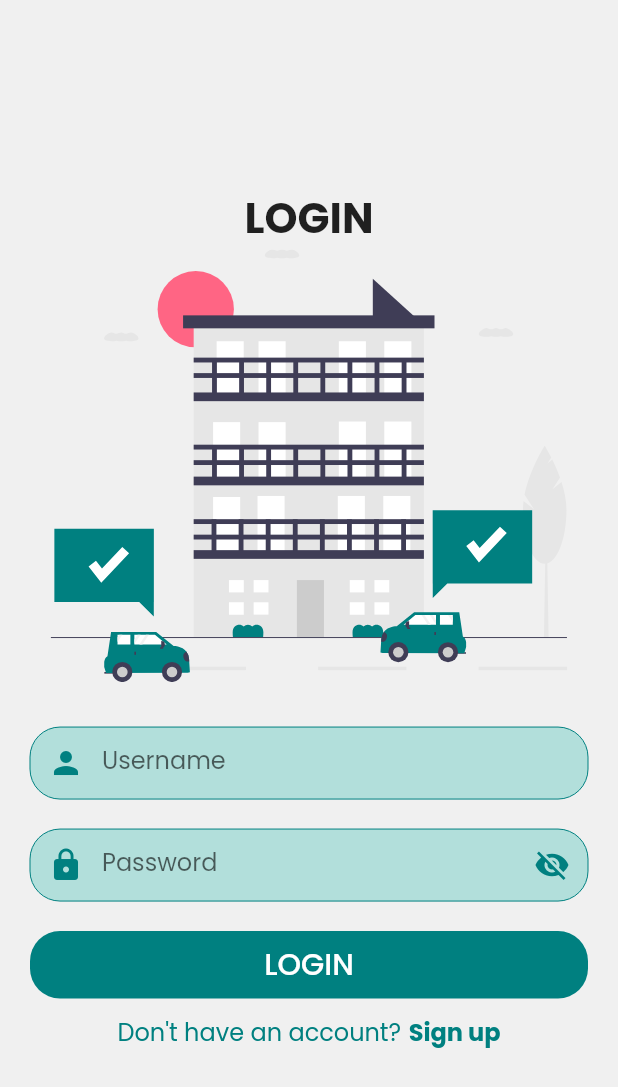
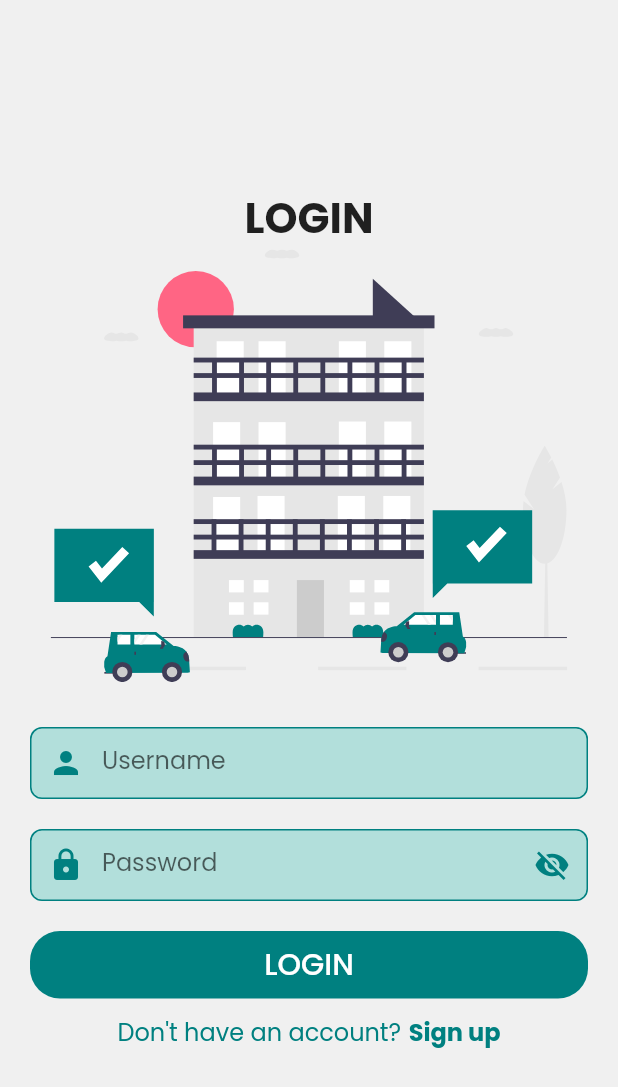
Before and after one commit to Harshana-Rathnayaka/Vehicle-Management-System-Flutter, a Flutter app: the screen it shows after launch, on a phone screen of 412 x 824 dp. Shown: the top 1087 px of the screen. Run offline on Flutter 3.47's test engine with Material 2 defaults, Android fonts, the phone set to English and light mode, and no system bars; our stand-ins replace connectivity, flutter_svg, fluttertoast.

Commit message:
radius changed

```diff
--- a/lib/widgets/MyTextField.dart
+++ b/lib/widgets/MyTextField.dart
@@ -82,19 +82,19 @@ class _MyTextFieldState extends State<MyTextField> {
           hintText: widget.hint,
           hintStyle: TextStyle(color: Colors.blueGrey[700]),
           enabledBorder: OutlineInputBorder(
-            borderRadius: BorderRadius.circular(20),
-            borderSide: BorderSide(color: primaryColor, width: 0.0),
+            borderRadius: BorderRadius.circular(8),
+            borderSide: BorderSide(color: primaryColor, width: 1.0),
           ),
           focusedBorder: OutlineInputBorder(
-            borderRadius: BorderRadius.circular(20),
-            borderSide: BorderSide(color: primaryColor, width: 0.0),
+            borderRadius: BorderRadius.circular(8),
+            borderSide: BorderSide(color: primaryColor, width: 1.0),
           ),
           errorBorder: OutlineInputBorder(
-            borderRadius: BorderRadius.circular(20),
+            borderRadius: BorderRadius.circular(8),
             borderSide: BorderSide(color: Colors.red, width: 1),
           ),
           focusedErrorBorder: OutlineInputBorder(
-            borderRadius: BorderRadius.circular(20),
+            borderRadius: BorderRadius.circular(8),
             borderSide: BorderSide(color: Colors.red, width: 1),
           ),
         ),
```
